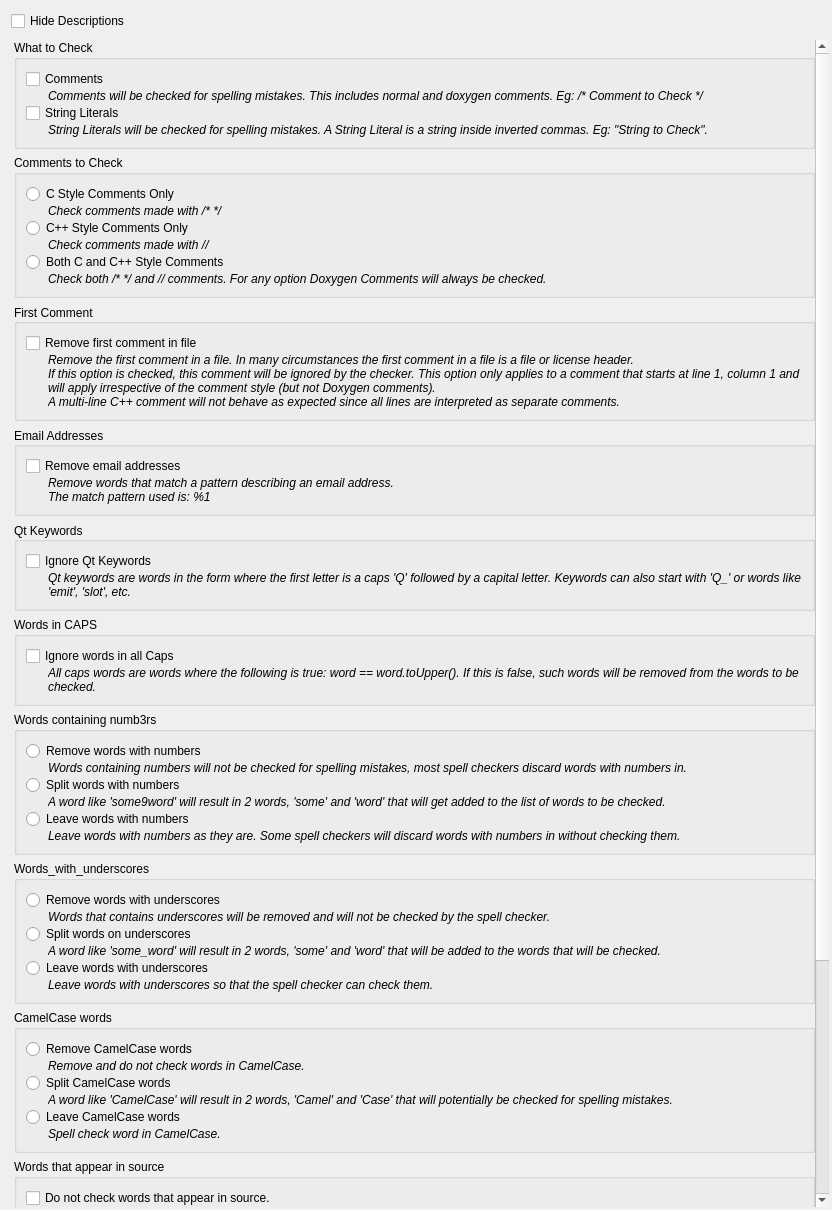
Before: the Qt Designer form src/Parsers/CppParser/cppparseroptionswidget.ui in CJCombrink/SpellChecker-Plugin, drawn with Qt 5.
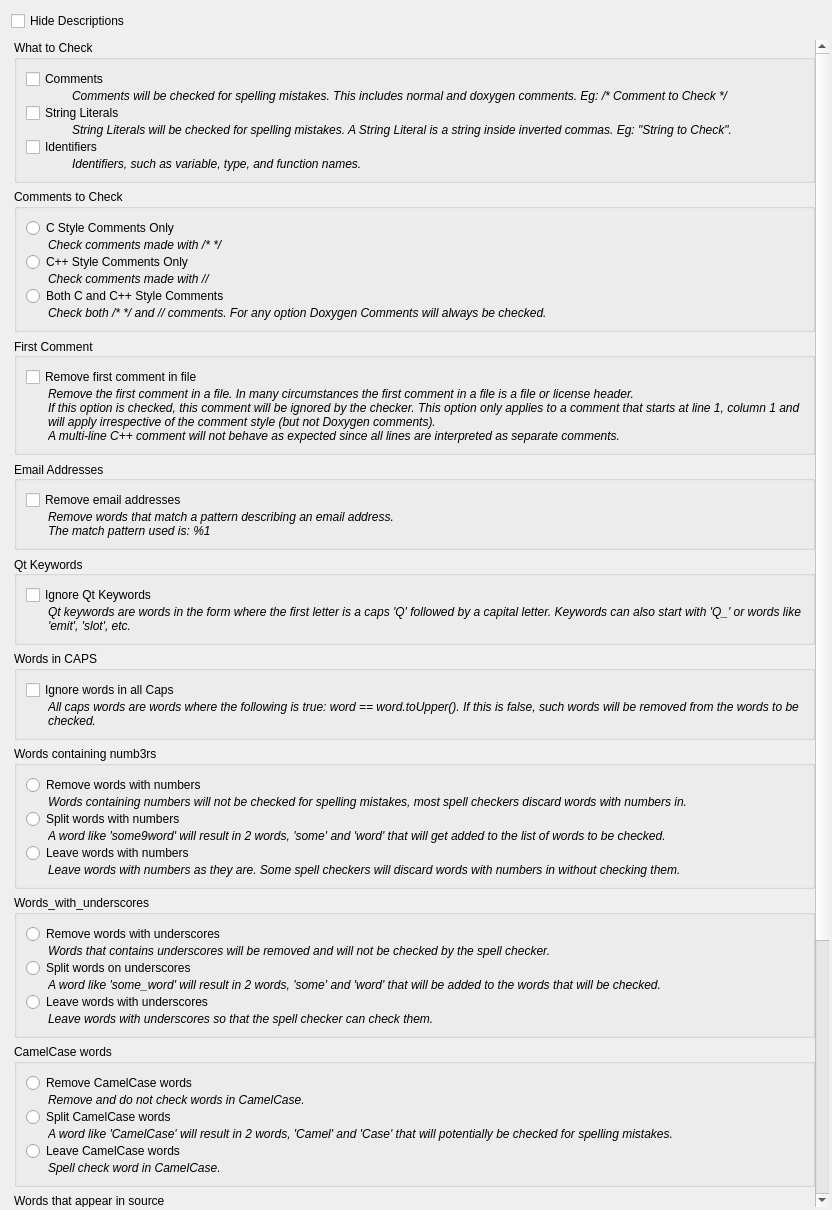
After: the same form once the commit is applied.

Commit message: Add checks for identifiers

```diff
--- a/src/Parsers/CppParser/cppparseroptionswidget.ui
+++ b/src/Parsers/CppParser/cppparseroptionswidget.ui
@@ -68,7 +68,7 @@
         <x>0</x>
         <y>0</y>
         <width>801</width>
-        <height>1803</height>
+        <height>1843</height>
        </rect>
       </property>
       <property name="sizePolicy">
@@ -111,6 +111,13 @@
           <property name="verticalSpacing">
            <number>0</number>
           </property>
+          <item row="0" column="0" colspan="2">
+           <widget class="QCheckBox" name="checkBoxWhatComments">
+            <property name="text">
+             <string>Comments</string>
+            </property>
+           </widget>
+          </item>
           <item row="1" column="0">
            <spacer name="horizontalSpacer_19">
             <property name="orientation">
@@ -148,6 +155,13 @@
             </property>
            </widget>
           </item>
+          <item row="2" column="0" colspan="2">
+           <widget class="QCheckBox" name="checkBoxWhatLiterals">
+            <property name="text">
+             <string>String Literals</string>
+            </property>
+           </widget>
+          </item>
           <item row="3" column="0">
            <spacer name="horizontalSpacer_20">
             <property name="orientation">
@@ -201,20 +215,47 @@
             </property>
            </spacer>
           </item>
-          <item row="0" column="0" colspan="2">
-           <widget class="QCheckBox" name="checkBoxWhatComments">
+          <item row="5" column="0" colspan="2">
+           <widget class="QCheckBox" name="checkBoxWhatIdentifiers">
             <property name="text">
-             <string>Comments</string>
+             <string>Identifiers</string>
             </property>
            </widget>
           </item>
-          <item row="2" column="0" colspan="2">
-           <widget class="QCheckBox" name="checkBoxWhatLiterals">
+          <item row="7" column="1">
+           <widget class="QLabel" name="label">
+            <property name="sizePolicy">
+             <sizepolicy hsizetype="Preferred" vsizetype="Preferred">
+              <horstretch>0</horstretch>
+              <verstretch>0</verstretch>
+             </sizepolicy>
+            </property>
+            <property name="font">
+             <font>
+              <italic>true</italic>
+             </font>
+            </property>
             <property name="text">
-             <string>String Literals</string>
+             <string>Identifiers, such as variable, type, and function names.</string>
             </property>
            </widget>
           </item>
+          <item row="7" column="0">
+           <spacer name="horizontalSpacer_25">
+            <property name="orientation">
+             <enum>Qt::Orientation::Horizontal</enum>
+            </property>
+            <property name="sizeType">
+             <enum>QSizePolicy::Policy::Fixed</enum>
+            </property>
+            <property name="sizeHint" stdset="0">
+             <size>
+              <width>40</width>
+              <height>0</height>
+             </size>
+            </property>
+           </spacer>
+          </item>
          </layout>
         </widget>
        </item>
```
The commit also changes 5 other files.
